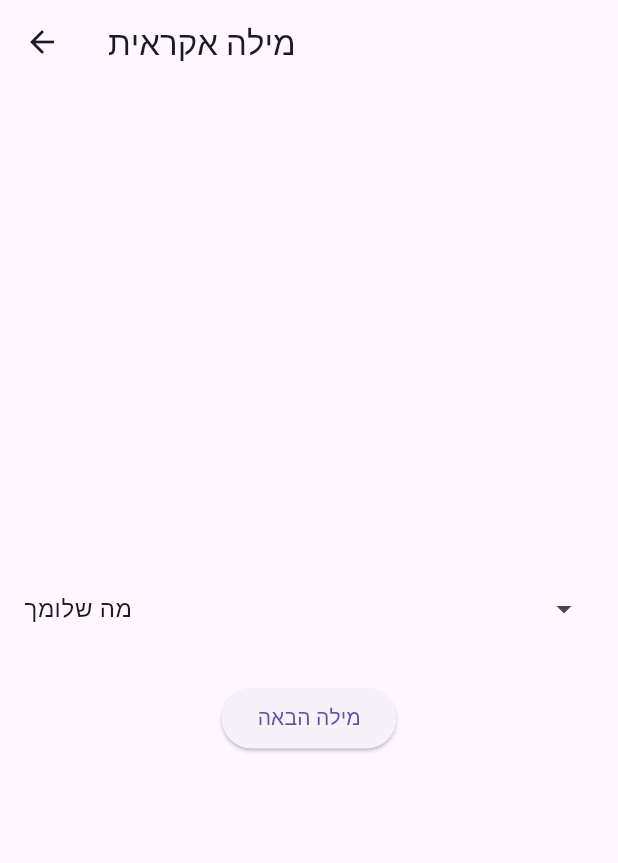
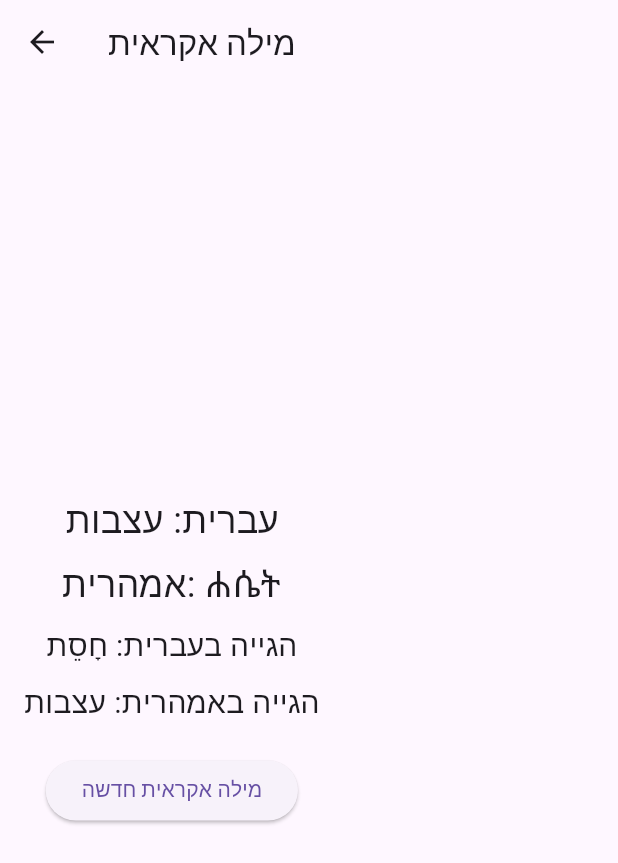
Before and after one commit to orianFrd/Amaric, a Flutter app: the screen it shows after launch, after a tap on "מילה אקראית", on a phone screen of 412 x 824 dp. Shown: the top 863 px of the screen. Run offline on Flutter 3.47's test engine with Material 3 defaults, Android fonts, the phone set to English and light mode, and no system bars.

Commit message:
Add a list for each category - need to add more for the empty change word to appear in the middle and expend on click

```diff
--- a/lib/screens/random_word_screen.dart
+++ b/lib/screens/random_word_screen.dart
@@ -1,65 +1,55 @@
 import 'package:flutter/material.dart';
 import '../services/word_service.dart';
 import '../models/word.dart';
-import 'dart:math';
 
 class RandomWordScreen extends StatefulWidget {
   final WordService wordService;
-
-  const RandomWordScreen({super.key, required this.wordService});
+  const RandomWordScreen({Key? key, required this.wordService}) : super(key: key);
 
   @override
   State<RandomWordScreen> createState() => _RandomWordScreenState();
 }
 
 class _RandomWordScreenState extends State<RandomWordScreen> {
-  late Word currentWord;
+  Word? _randomWord;
+
+  void _getRandomWord() async {
+    if (widget.wordService != null) {
+      await widget.wordService.loadWords();
+      setState(() {
+        _randomWord = widget.wordService.getRandomWord();
+      });
+    }
+  }
 
   @override
   void initState() {
     super.initState();
-    currentWord = widget.wordService.getRandomWord();
-  }
-
-  void nextWord() {
-    Word newWord;
-    do {
-      newWord = widget.wordService.getRandomWord();
-    } while (newWord == currentWord);
-    setState(() {
-      currentWord = newWord;
-    });
+    _getRandomWord();
   }
 
   @override
   Widget build(BuildContext context) {
     return Scaffold(
-      appBar: AppBar(title: const Text('מילה אקראית')),
-      body: Center(
+      appBar: AppBar(title: Text('מילה אקראית')),
+      body: _randomWord == null
+          ? Center(child: CircularProgressIndicator())
+          : Padding(
+        padding: const EdgeInsets.all(16.0),
         child: Column(
           mainAxisAlignment: MainAxisAlignment.center,
           children: [
-            ExpansionTile(
-              title: Text(currentWord.hebrew),
-              trailing: const Icon(Icons.arrow_drop_down),
-              children: [
-                Padding(
-                  padding: const EdgeInsets.all(8.0),
-                  child: Column(
-                    crossAxisAlignment: CrossAxisAlignment.start,
-                    children: [
-                      Text('אמהרית: ${currentWord.amharic}'),
-                      Text('ביטוי בעברית: ${currentWord.hebrewPronunciation}'),
-                      Text('ביטוי באמהרית: ${currentWord.amharicPronunciation}'),
-                    ],
-                  ),
-                ),
-              ],
-            ),
-            const SizedBox(height: 20),
+            Text('עברית: ${_randomWord!.hebrew}', style: TextStyle(fontSize: 24)),
+            SizedBox(height: 8),
+            Text('אמהרית: ${_randomWord!.amharic}', style: TextStyle(fontSize: 24)),
+            SizedBox(height: 8),
+            Text('הגייה בעברית: ${_randomWord!.hebrewPronunciation}', style: TextStyle(fontSize: 20)),
+            SizedBox(height: 8),
+            Text('הגייה באמהרית: ${_randomWord!.amharicPronunciation}', style: TextStyle(fontSize: 20)),
+            SizedBox(height: 20),
             ElevatedButton(
-              onPressed: nextWord,
-              child: const Text('מילה הבאה'),
+              onPressed: _getRandomWord,
+              child: Text('מילה אקראית חדשה'),
             ),
           ],
         ),
--- a/lib/services/word_service.dart
+++ b/lib/services/word_service.dart
@@ -6,26 +6,44 @@ import 'dart:math';
 class WordService {
   List<Word> _words = [];
 
-  // טוען את הקובץ JSON
+  // טוען את כל הקבצים שב-assets/words
   Future<void> loadWords() async {
-    final data = await rootBundle.loadString('assets/words.json');
-    final jsonResult = json.decode(data) as List<dynamic>;
-    _words = jsonResult.map((e) => Word.fromJson(e)).toList();
+    final categories = [
+      'agriculture', 'air_transport', 'animals', 'art', 'banking', 'body',
+      'city_places', 'clothing', 'colors', 'commerce', 'daily_life', 'days',
+      'drinks', 'economy', 'education', 'electronics', 'emotions', 'family',
+      'fast_food', 'food', 'furniture', 'greetings', 'health', 'holidays',
+      'home', 'law', 'media', 'medicine', 'music', 'nature', 'numbers',
+      'people', 'pets', 'politics', 'private_transport', 'professions',
+      'public_transport', 'religion', 'restaurants', 'rooms', 'science',
+      'seasons', 'shopping', 'sports', 'technology', 'time', 'tools',
+      'transportation', 'village', 'weather'
+    ];
+
+    List<Word> loadedWords = [];
+    for (var cat in categories) {
+      try {
+        final data = await rootBundle.loadString('assets/words/$cat.json');
+        final jsonResult = json.decode(data) as List<dynamic>;
+        loadedWords.addAll(jsonResult.map((e) => Word.fromJson(e)).toList());
+      } catch (e) {
+        print('Error loading $cat.json: $e');
+      }
+    }
+
+    _words = loadedWords;
   }
 
-  // מחזיר את כל הקטגוריות
   List<String> getCategories() {
     final categories = _words.map((w) => w.category).toSet().toList();
     categories.sort();
     return categories;
   }
 
-  // מחזיר את כל המילים בקטגוריה מסוימת
   List<Word> getWordsByCategory(String category) {
     return _words.where((w) => w.category == category).toList();
   }
 
-  // חיפוש מילים לפי מחרוזת בעברית או אמהרית
   List<Word> searchWords(String query) {
     if (query.isEmpty) return [];
     return _words.where((w) =>
@@ -33,7 +51,6 @@ class WordService {
     ).toList();
   }
 
-  // מחזיר מילה אקראית
   Word getRandomWord() {
     final random = Random();
     return _words[random.nextInt(_words.length)];
--- a/pubspec.yaml
+++ b/pubspec.yaml
@@ -52,7 +52,7 @@ dev_dependencies:
 # The following section is specific to Flutter packages.
 flutter:
   assets:
-    - assets
+    - assets/words/
 
   # The following line ensures that the Material Icons font is
   # included with your application, so that you can use the icons in
```
Also changed, not shown: lib/screens/categories_screen.dart (+28 -26 lines), lib/screens/word_display_screen.dart (+83 -20 lines).
